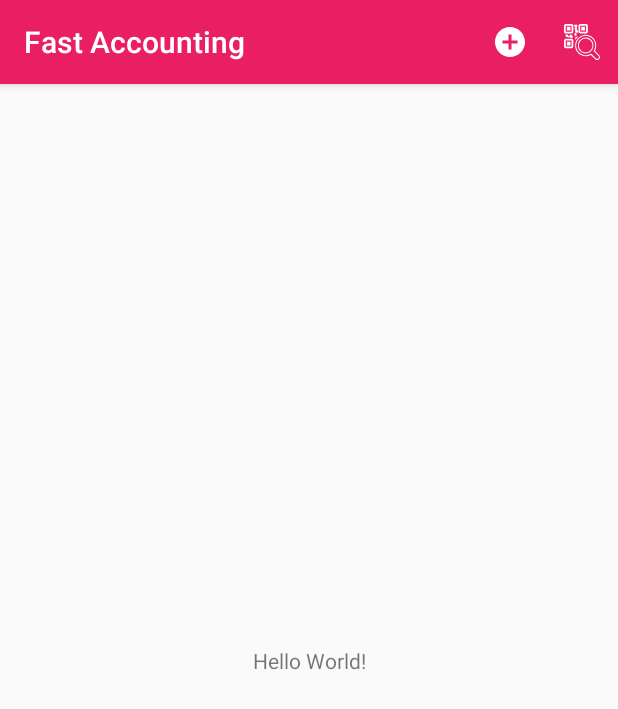
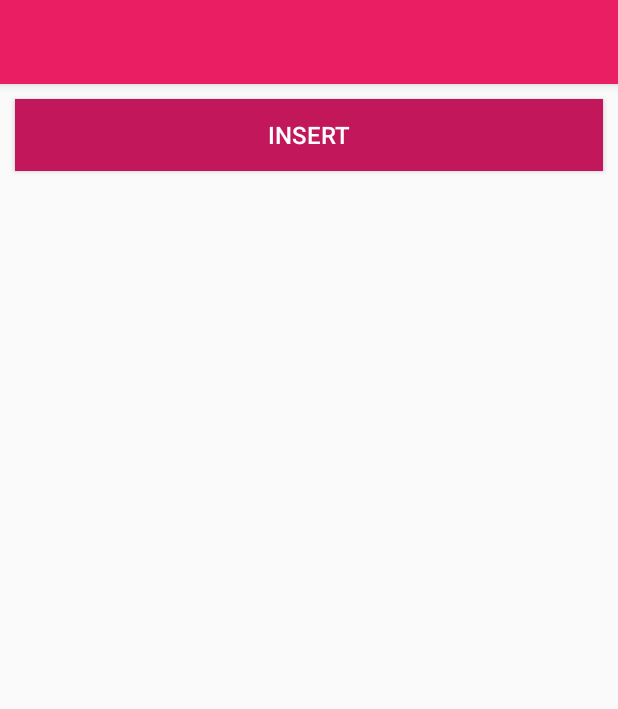
Before and after one commit to DStefanow/FastAccounting, an Android app: the screen it shows after launch (MainActivity before the commit, AddNewCategory after it), after a tap on "Add New", on a phone screen of 412 x 824 dp. Shown: the top 709 px of the screen. Run offline under Robolectric (Android 15) with nearby library versions, the phone set to English and light mode, and no system bars.

Commit message:
Add new activity for category manipulation

```diff
--- a/app/src/main/AndroidManifest.xml
+++ b/app/src/main/AndroidManifest.xml
@@ -9,6 +9,11 @@
         android:roundIcon="@mipmap/ic_launcher_round"
         android:supportsRtl="true"
         android:theme="@style/AppTheme">
+        <activity android:name=".AddNewCategory">
+            <meta-data
+                android:name="android.support.PARENT_ACTIVITY"
+                android:value=".MainActivity" />
+        </activity>
         <activity android:name=".MainActivity">
             <intent-filter>
                 <action android:name="android.intent.action.MAIN" />
--- /dev/null
+++ b/app/src/main/java/com/dobromir/stefanov/fastaccounting/AddNewCategory.java
@@ -0,0 +1,26 @@
+package com.dobromir.stefanov.fastaccounting;
+
+import android.support.v7.app.ActionBar;
+import android.support.v7.app.AppCompatActivity;
+import android.os.Bundle;
+import android.view.Menu;
+import android.view.MenuInflater;
+import android.view.View;
+
+public class AddNewCategory extends AppCompatActivity {
+
+    @Override
+    protected void onCreate(Bundle savedInstanceState) {
+        super.onCreate(savedInstanceState);
+        setContentView(R.layout.activity_add_new_category);
+
+        // Menu options
+        ActionBar actionBar = getSupportActionBar();
+        actionBar.setDisplayShowTitleEnabled(false);
+    }
+
+    public void SubmitCategory(View view) {
+        setResult(RESULT_OK);
+        this.finish();
+    }
+}
--- a/app/src/main/java/com/dobromir/stefanov/fastaccounting/MainActivity.java
+++ b/app/src/main/java/com/dobromir/stefanov/fastaccounting/MainActivity.java
@@ -1,6 +1,7 @@
 package com.dobromir.stefanov.fastaccounting;
 
-import android.support.v7.app.ActionBar;
+import android.content.Intent;
+import android.support.annotation.Nullable;
 import android.support.v7.app.AppCompatActivity;
 import android.os.Bundle;
 import android.view.Menu;
@@ -8,6 +9,7 @@ import android.view.MenuItem;
 import android.widget.Toast;
 
 public class MainActivity extends AppCompatActivity {
+    private static final int ADD_NEW_CATEGORY_INTENT_ID = 2;
 
     @Override
     protected void onCreate(Bundle savedInstanceState) {
@@ -24,13 +26,27 @@ public class MainActivity extends AppCompatActivity {
     @Override
     public boolean onOptionsItemSelected(MenuItem item) {
         switch (item.getItemId()) {
-            case R.id.menuItemAddNew:
-                Toast.makeText(MainActivity.this, "Add New Item selected", Toast.LENGTH_SHORT).show();
-                break;
+            case R.id.menuItemAddNew: openAddNewCategoryIntent(); break;
             case R.id.menuItemScanQr:
-                Toast.makeText(MainActivity.this, "Scan QR selected", Toast.LENGTH_SHORT).show();
+                Toast.makeText(this, "Scan QR selected", Toast.LENGTH_SHORT).show();
                 break;
         }
         return super.onOptionsItemSelected(item);
     }
+
+    @Override
+    protected void onActivityResult(int requestCode, int resultCode, @Nullable Intent data) {
+        super.onActivityResult(requestCode, resultCode, data);
+
+        if (requestCode == ADD_NEW_CATEGORY_INTENT_ID) {
+            if (resultCode == RESULT_OK) {
+                Toast.makeText(this, R.string.toast_new_category, Toast.LENGTH_SHORT).show();
+            }
+        }
+    }
+
+    private void openAddNewCategoryIntent() {
+        Intent addNewCategoryIntent = new Intent(this, AddNewCategory.class);
+        startActivityForResult(addNewCategoryIntent, ADD_NEW_CATEGORY_INTENT_ID);
+    }
 }
--- /dev/null
+++ b/app/src/main/res/layout/activity_add_new_category.xml
@@ -0,0 +1,23 @@
+<?xml version="1.0" encoding="utf-8"?>
+<LinearLayout xmlns:android="http://schemas.android.com/apk/res/android"
+    xmlns:app="http://schemas.android.com/apk/res-auto"
+    xmlns:tools="http://schemas.android.com/tools"
+    android:layout_width="match_parent"
+    android:layout_height="match_parent"
+    android:orientation="vertical"
+    tools:context=".AddNewCategory">
+
+
+    <Button
+        android:id="@+id/btnSubmit"
+        android:layout_width="match_parent"
+        android:layout_height="wrap_content"
+        android:layout_marginStart="10dp"
+        android:layout_marginTop="10dp"
+        android:layout_marginEnd="10dp"
+        android:background="@color/colorPrimaryDark"
+        android:text="@string/insert"
+        android:textColor="@color/colorTextIcons"
+        android:textSize="16sp"
+        android:onClick="SubmitCategory"/>
+</LinearLayout>
--- a/app/src/main/res/values/strings.xml
+++ b/app/src/main/res/values/strings.xml
@@ -3,4 +3,6 @@
     <string name="logo">Logo</string>
     <string name="add_new">Add New</string>
     <string name="scan_qr">Scan QR</string>
+    <string name="toast_new_category">The new category is successfully added!</string>
+    <string name="insert">Insert</string>
 </resources>
```
